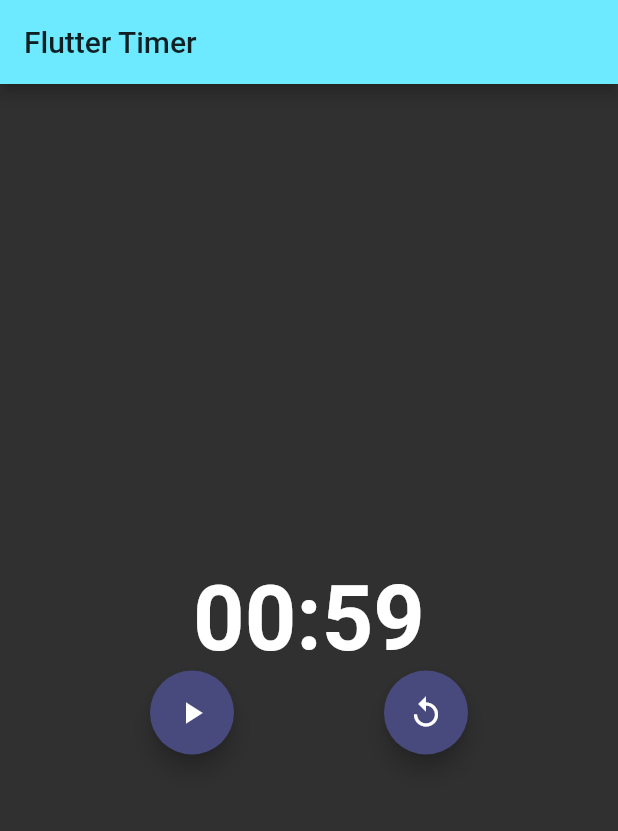
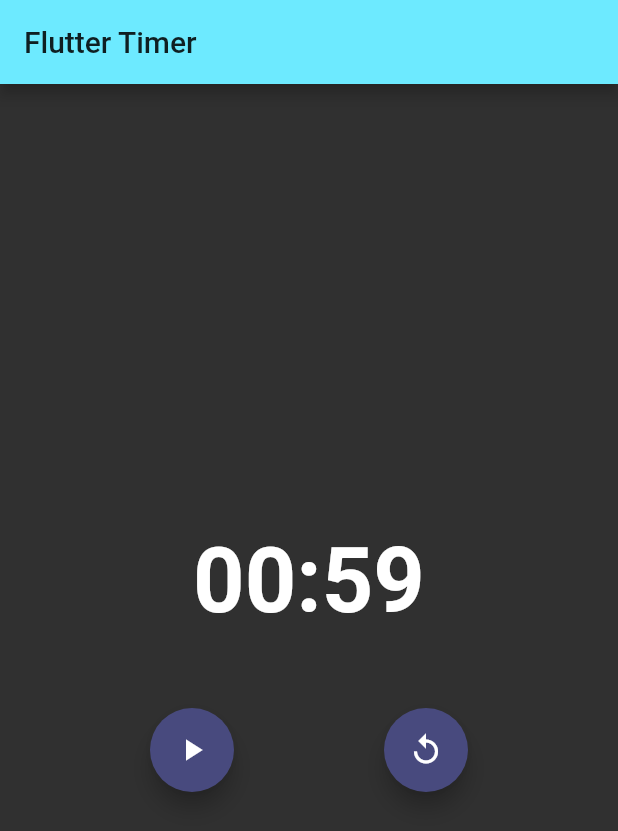
Before and after one commit to ariellindo/flutter_timer, a Flutter app: the screen it shows after launch, after a tap on the "play arrow" icon, after a tap on the "pause" icon, on a phone screen of 412 x 824 dp. Shown: the top 831 px of the screen. Run offline on Flutter 3.47's test engine with Material 2 defaults, Android fonts, the phone set to English and light mode, and no system bars; our stand-ins replace bloc, equatable, flutter_bloc.

```diff
--- a/lib/bloc/timer/timer_bloc.dart
+++ b/lib/bloc/timer/timer_bloc.dart
@@ -20,7 +20,7 @@ class TimerBloc extends Bloc<TimerEvent, TimerState> {
         _ticker = ticker;
 
   @override
-  TimerState get initialState => TimerInitial(_duration);
+  TimerState get initialState => TimerInitialState(_duration);
 
   @override
   void onTransition(Transition<TimerEvent, TimerState> transition) {
@@ -32,15 +32,15 @@ class TimerBloc extends Bloc<TimerEvent, TimerState> {
   Stream<TimerState> mapEventToState(
     TimerEvent event,
   ) async* {
-    if (event is TimerStarted) {
+    if (event is TimerStartedEvent) {
       yield* _mapTimerStartedToState(event);
-    } else if (event is TimerPaused) {
+    } else if (event is TimerPausedEvent) {
       yield* _mapTimerPausedToState(event);
-    } else if (event is TimerResumed) {
+    } else if (event is TimerResumedEvent) {
       yield* _mapTimerResumedToState(event);
-    } else if (event is TimerReset) {
+    } else if (event is TimerResetEvent) {
       yield* _mapTimerResetToState(event);
-    } else if (event is TimerTicked) {
+    } else if (event is TimerTickedEvent) {
       yield* _mapTimerTickedToState(event);
     }
   }
@@ -51,34 +51,36 @@ class TimerBloc extends Bloc<TimerEvent, TimerState> {
     return super.close();
   }
 
-  Stream<TimerState> _mapTimerStartedToState(TimerStarted start) async* {
-     yield TimerRunInProgress(start.duration);
+  Stream<TimerState> _mapTimerStartedToState(TimerStartedEvent start) async* {
+    yield TimerRunInProgressState(start.duration);
     _tickerSubscription?.cancel();
     _tickerSubscription = _ticker
         .tick(ticks: start.duration)
-        .listen((duration) => add(TimerTicked(duration: duration)));
+        .listen((duration) => add(TimerTickedEvent(duration: duration)));
   }
 
-  Stream<TimerState> _mapTimerPausedToState(TimerPaused pause) async* {
-    if (state is TimerRunInProgress) {
+  Stream<TimerState> _mapTimerPausedToState(TimerPausedEvent pause) async* {
+    if (state is TimerRunInProgressState) {
       _tickerSubscription?.pause();
-      yield TimerRunPause(state.duration);
+      yield TimerRunPauseState(state.duration);
     }
   }
 
-  Stream<TimerState> _mapTimerResumedToState(TimerResumed resume) async* {
-    if (state is TimerRunPause) {
+  Stream<TimerState> _mapTimerResumedToState(TimerResumedEvent resume) async* {
+    if (state is TimerRunPauseState) {
       _tickerSubscription?.resume();
-      yield TimerRunInProgress(state.duration);
+      yield TimerRunInProgressState(state.duration);
     }
   }
 
-  Stream<TimerState> _mapTimerResetToState(TimerReset reset) async* {
+  Stream<TimerState> _mapTimerResetToState(TimerResetEvent reset) async* {
     _tickerSubscription?.cancel();
-    yield TimerInitial(_duration);
+    yield TimerInitialState(_duration);
   }
 
-  Stream<TimerState> _mapTimerTickedToState(TimerTicked tick) async* {
-    yield tick.duration > 0 ? TimerRunInProgress(tick.duration) : TimerRunComplete();
+  Stream<TimerState> _mapTimerTickedToState(TimerTickedEvent tick) async* {
+    yield tick.duration > 0
+        ? TimerRunInProgressState(tick.duration)
+        : TimerRunCompleteState();
   }
 }
--- a/lib/bloc/timer/timer_event.dart
+++ b/lib/bloc/timer/timer_event.dart
@@ -7,25 +7,25 @@ abstract class TimerEvent extends Equatable {
   List<Object> get props => [];
 }
 
-class TimerStarted extends TimerEvent {
+class TimerStartedEvent extends TimerEvent {
   final int duration;
 
-  const TimerStarted({@required this.duration});
+  const TimerStartedEvent({@required this.duration});
 
   @override
   String toString() => "TimerStarted { duration: $duration }";
 }
 
-class TimerPaused extends TimerEvent {}
+class TimerPausedEvent extends TimerEvent {}
 
-class TimerResumed extends TimerEvent {}
+class TimerResumedEvent extends TimerEvent {}
 
-class TimerReset extends TimerEvent {}
+class TimerResetEvent extends TimerEvent {}
 
-class TimerTicked extends TimerEvent {
+class TimerTickedEvent extends TimerEvent {
   final int duration;
 
-  const TimerTicked({@required this.duration});
+  const TimerTickedEvent({@required this.duration});
 
   @override
   List<Object> get props => [duration];
--- a/lib/bloc/timer/timer_state.dart
+++ b/lib/bloc/timer/timer_state.dart
@@ -9,27 +9,27 @@ abstract class TimerState extends Equatable {
   List<Object> get props => [duration];
 }
 
-class TimerInitial extends TimerState {
-  const TimerInitial(int duration) : super(duration);
+class TimerInitialState extends TimerState {
+  const TimerInitialState(int duration) : super(duration);
 
   @override
   String toString() => 'TimerInitial { duration: $duration }';
 }
 
-class TimerRunPause extends TimerState {
-  const TimerRunPause(int duration) : super(duration);
+class TimerRunPauseState extends TimerState {
+  const TimerRunPauseState(int duration) : super(duration);
 
   @override
   String toString() => 'TimerRunPause { duration: $duration }';
 }
 
-class TimerRunInProgress extends TimerState {
-  const TimerRunInProgress(int duration) : super(duration);
+class TimerRunInProgressState extends TimerState {
+  const TimerRunInProgressState(int duration) : super(duration);
 
   @override
   String toString() => 'TimerRunInProgress { duration: $duration }';
 }
 
-class TimerRunComplete extends TimerState {
-  const TimerRunComplete() : super(0);
+class TimerRunCompleteState extends TimerState {
+  const TimerRunCompleteState() : super(0);
 }
--- a/lib/screens/time_page.dart
+++ b/lib/screens/time_page.dart
@@ -41,6 +41,7 @@ class TimerPage extends StatelessWidget {
               ),
             ),
           ),
+          SizedBox(height: 50.0),
           BlocBuilder<TimerBloc, TimerState>(
             condition: (previousState, state) =>
                 state.runtimeType != previousState.runtimeType,
--- a/lib/widgets/actions.dart
+++ b/lib/widgets/actions.dart
@@ -16,44 +16,48 @@ class Actions extends StatelessWidget {
 
   List<Widget> _mapStateToActionButtons({TimerBloc timerBloc}) {
     final TimerState currentState = timerBloc.state;
-    if (currentState is TimerInitial) {
+
+    if (currentState is TimerInitialState) {
       return [
         FloatingActionButton(
           child: Icon(Icons.play_arrow),
           onPressed: () =>
-              timerBloc.add(TimerStarted(duration: currentState.duration)),
+              timerBloc.add(TimerStartedEvent(duration: currentState.duration)),
         ),
       ];
     }
-    if (currentState is TimerRunInProgress) {
+
+    if (currentState is TimerRunInProgressState) {
       return [
         FloatingActionButton(
           child: Icon(Icons.pause),
-          onPressed: () => timerBloc.add(TimerPaused()),
+          onPressed: () => timerBloc.add(TimerPausedEvent()),
         ),
         FloatingActionButton(
           child: Icon(Icons.replay),
-          onPressed: () => timerBloc.add(TimerReset()),
+          onPressed: () => timerBloc.add(TimerResetEvent()),
         ),
       ];
     }
-    if (currentState is TimerRunPause) {
+
+    if (currentState is TimerRunPauseState) {
       return [
         FloatingActionButton(
           child: Icon(Icons.play_arrow),
-          onPressed: () => timerBloc.add(TimerResumed()),
+          onPressed: () => timerBloc.add(TimerResumedEvent()),
         ),
         FloatingActionButton(
           child: Icon(Icons.replay),
-          onPressed: () => timerBloc.add(TimerReset()),
+          onPressed: () => timerBloc.add(TimerResetEvent()),
         ),
       ];
     }
-    if (currentState is TimerRunComplete) {
+
+    if (currentState is TimerRunCompleteState) {
       return [
         FloatingActionButton(
           child: Icon(Icons.replay),
-          onPressed: () => timerBloc.add(TimerReset()),
+          onPressed: () => timerBloc.add(TimerResetEvent()),
         ),
       ];
     }
```
